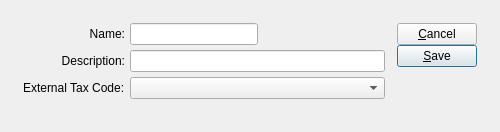
Before: the Qt Designer form guiclient/taxType.ui in interhawk/qt-client, drawn with Qt 5.
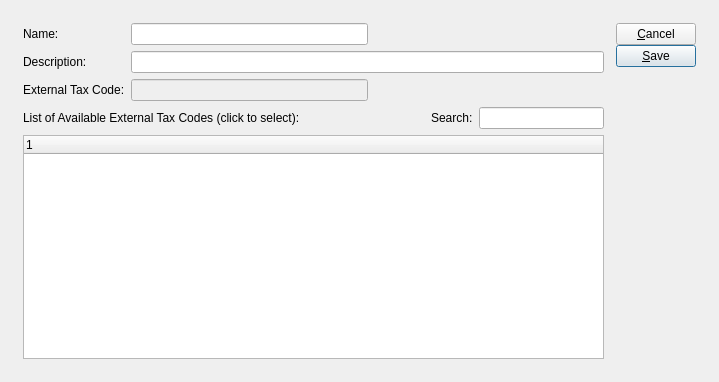
After: the same form once the commit is applied. Custom widgets are drawn as their Qt base class.

Commit message: Interim commit: Tax Type configuration and initial work on CreateTrans API

Diff of the .ui file:
```diff
--- a/guiclient/taxType.ui
+++ b/guiclient/taxType.ui
@@ -13,8 +13,8 @@
    <rect>
     <x>0</x>
     <y>0</y>
-    <width>500</width>
-    <height>132</height>
+    <width>719</width>
+    <height>382</height>
    </rect>
   </property>
   <property name="windowTitle">
@@ -39,11 +39,24 @@
       <number>12</number>
      </property>
      <item>
-      <layout class="QVBoxLayout" name="verticalLayout">
-       <item>
+      <layout class="QGridLayout" name="gridLayout_2">
+       <item row="5" column="0" colspan="2">
+        <widget class="XTreeWidget" name="_externalCodeList"/>
+       </item>
+       <item row="1" column="0">
+        <widget class="QLabel" name="_descriptionLit">
+         <property name="text">
+          <string>Description:</string>
+         </property>
+        </widget>
+       </item>
+       <item row="1" column="1">
+        <widget class="XLineEdit" name="_description"/>
+       </item>
+       <item row="0" column="1">
         <layout class="QHBoxLayout">
          <property name="spacing">
-          <number>5</number>
+          <number>0</number>
          </property>
          <property name="leftMargin">
           <number>0</number>
@@ -58,129 +71,98 @@
           <number>0</number>
          </property>
          <item>
-          <layout class="QVBoxLayout">
-           <property name="spacing">
-            <number>5</number>
+          <widget class="XLineEdit" name="_name"/>
+         </item>
+         <item>
+          <spacer>
+           <property name="orientation">
+            <enum>Qt::Horizontal</enum>
            </property>
-           <property name="leftMargin">
-            <number>0</number>
+           <property name="sizeType">
+            <enum>QSizePolicy::Expanding</enum>
            </property>
-           <property name="topMargin">
-            <number>0</number>
+           <property name="sizeHint" stdset="0">
+            <size>
+             <width>20</width>
+             <height>20</height>
+            </size>
            </property>
-           <property name="rightMargin">
-            <number>0</number>
+          </spacer>
+         </item>
+        </layout>
+       </item>
+       <item row="0" column="0">
+        <widget class="QLabel" name="_nameLit">
+         <property name="text">
+          <string>Name:</string>
+         </property>
+        </widget>
+       </item>
+       <item row="2" column="1">
+        <layout class="QHBoxLayout" name="horizontalLayout_2">
+         <item>
+          <widget class="XLineEdit" name="_externalCode">
+           <property name="enabled">
+            <bool>false</bool>
            </property>
-           <property name="bottomMargin">
-            <number>0</number>
-           </property>
-           <item>
-            <widget class="QLabel" name="_nameLit">
-             <property name="text">
-              <string>Name:</string>
-             </property>
-             <property name="alignment">
-              <set>Qt::AlignRight|Qt::AlignTrailing|Qt::AlignVCenter</set>
-             </property>
-            </widget>
-           </item>
-           <item>
-            <widget class="QLabel" name="_descriptionLit">
-             <property name="text">
-              <string>Description:</string>
-             </property>
-             <property name="alignment">
-              <set>Qt::AlignRight|Qt::AlignTrailing|Qt::AlignVCenter</set>
-             </property>
-            </widget>
-           </item>
-           <item>
-            <widget class="QLabel" name="_externalCodeLit">
-             <property name="text">
-              <string>External Tax Code:</string>
-             </property>
-            </widget>
-           </item>
-          </layout>
+          </widget>
          </item>
          <item>
-          <layout class="QVBoxLayout">
-           <property name="spacing">
-            <number>5</number>
+          <spacer name="horizontalSpacer">
+           <property name="orientation">
+            <enum>Qt::Horizontal</enum>
            </property>
-           <property name="leftMargin">
-            <number>0</number>
+           <property name="sizeHint" stdset="0">
+            <size>
+             <width>40</width>
+             <height>20</height>
+            </size>
            </property>
-           <property name="topMargin">
-            <number>0</number>
+          </spacer>
+         </item>
+        </layout>
+       </item>
+       <item row="2" column="0">
+        <widget class="QLabel" name="_externalCodeLit">
+         <property name="text">
+          <string>External Tax Code:</string>
+         </property>
+        </widget>
+       </item>
+       <item row="3" column="0" colspan="2">
+        <layout class="QHBoxLayout" name="horizontalLayout_3">
+         <item>
+          <widget class="XLabel" name="_externalCodeListLit">
+           <property name="text">
+            <string>List of Available External Tax Codes (click to select):</string>
            </property>
-           <property name="rightMargin">
-            <number>0</number>
+          </widget>
+         </item>
+         <item>
+          <spacer name="horizontalSpacer_2">
+           <property name="orientation">
+            <enum>Qt::Horizontal</enum>
            </property>
-           <property name="bottomMargin">
-            <number>0</number>
+           <property name="sizeHint" stdset="0">
+            <size>
+             <width>40</width>
+             <height>20</height>
+            </size>
            </property>
-           <item>
-            <layout class="QHBoxLayout">
-             <property name="spacing">
-              <number>0</number>
-             </property>
-             <property name="leftMargin">
-              <number>0</number>
-             </property>
-             <property name="topMargin">
-              <number>0</number>
-             </property>
-             <property name="rightMargin">
-              <number>0</number>
-             </property>
-             <property name="bottomMargin">
-              <number>0</number>
-             </property>
-             <item>
-              <widget class="XLineEdit" name="_name"/>
-             </item>
-             <item>
-              <spacer>
-               <property name="orientation">
-                <enum>Qt::Horizontal</enum>
-               </property>
-               <property name="sizeType">
-                <enum>QSizePolicy::Expanding</enum>
-               </property>
-               <property name="sizeHint" stdset="0">
-                <size>
-                 <width>20</width>
-                 <height>20</height>
-                </size>
-               </property>
-              </spacer>
-             </item>
-            </layout>
-           </item>
-           <item>
-            <widget class="XLineEdit" name="_description"/>
-           </item>
-           <item>
-            <widget class="XComboBox" name="_externalCode"/>
-           </item>
-          </layout>
+          </spacer>
          </item>
+         <item>
+          <widget class="XLabel" name="_searchLit">
+           <property name="text">
+            <string>Search:</string>
+           </property>
+          </widget>
+         </item>
+         <item>
+          <widget class="XLineEdit" name="_search"/>
+         </item>
         </layout>
        </item>
-       <item>
-        <spacer name="verticalSpacer">
-         <property name="orientation">
-          <enum>Qt::Vertical</enum>
-         </property>
-         <property name="sizeHint" stdset="0">
-          <size>
-           <width>20</width>
-           <height>0</height>
-          </size>
-         </property>
-        </spacer>
-       </item>
       </layout>
      </item>
      <item>
@@ -264,9 +246,9 @@
  <layoutdefault spacing="6" margin="11"/>
  <customwidgets>
   <customwidget>
-   <class>XComboBox</class>
-   <extends>QComboBox</extends>
-   <header>xcombobox.h</header>
+   <class>XLabel</class>
+   <extends>QLabel</extends>
+   <header>xlabel.h</header>
   </customwidget>
   <customwidget>
    <class>XLineEdit</class>
@@ -274,6 +256,11 @@
    <header>xlineedit.h</header>
    <container>1</container>
   </customwidget>
+  <customwidget>
+   <class>XTreeWidget</class>
+   <extends>QTreeWidget</extends>
+   <header>xtreewidget.h</header>
+  </customwidget>
  </customwidgets>
  <tabstops>
   <tabstop>_name</tabstop>
```
Left out of the diff: 1 changed line with no effect on the pictures. The commit also changes 10 other files.
